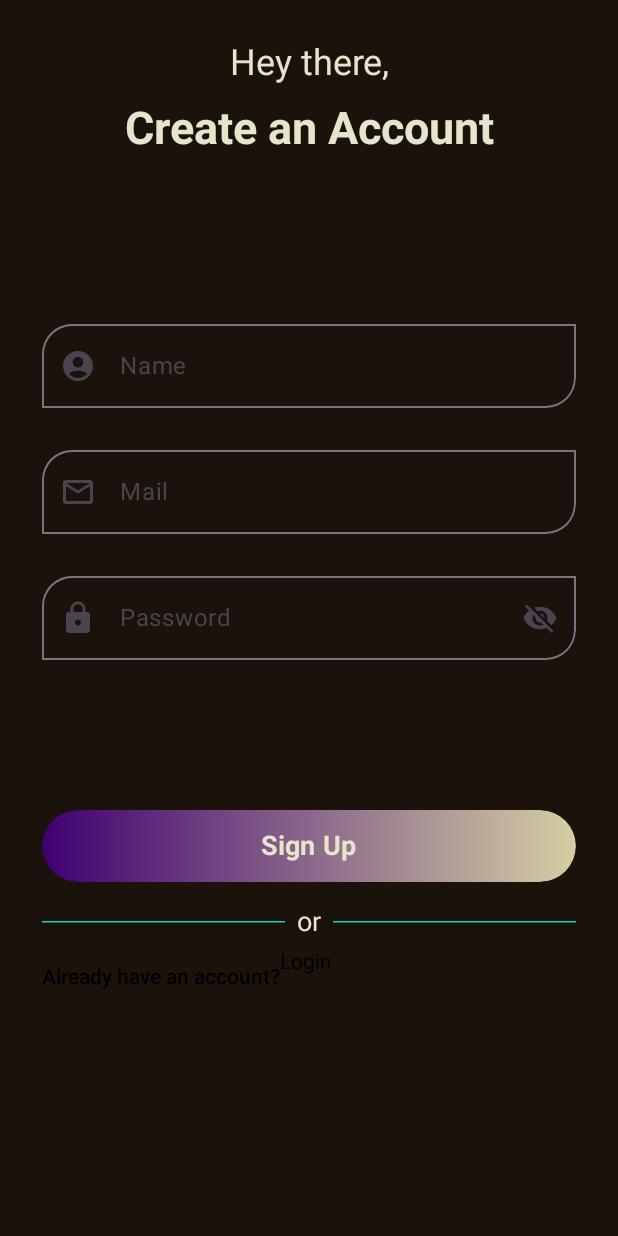
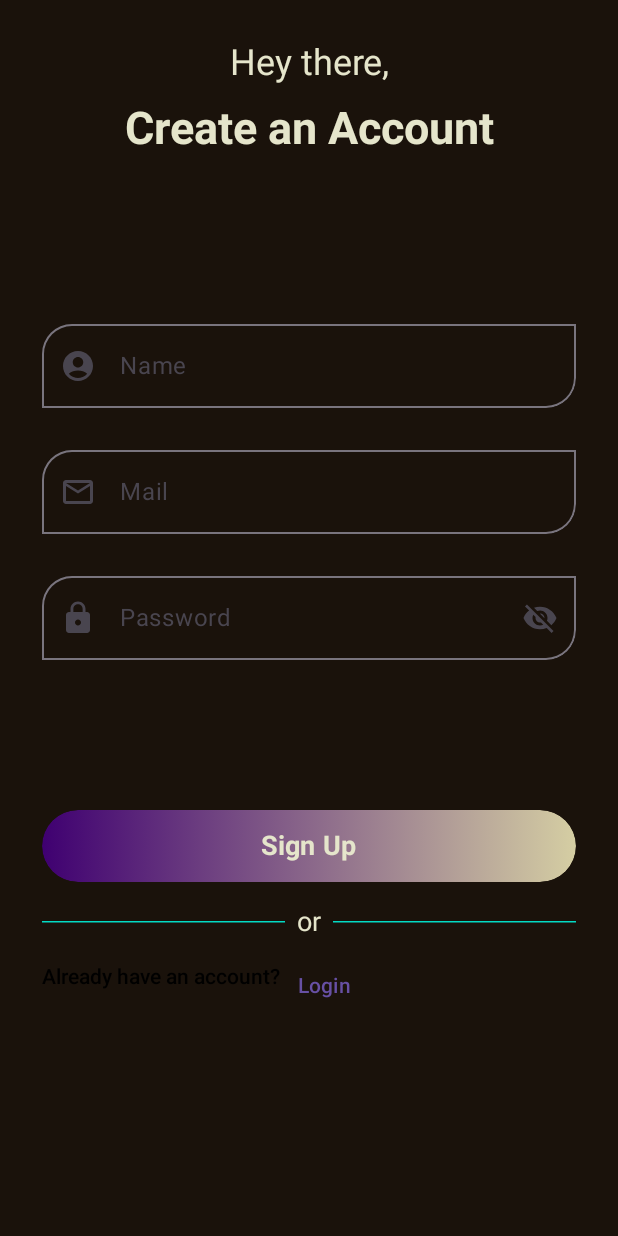
Before and after one commit to ksagar03/SplitMoney, an Android app built with Jetpack Compose: the screen it shows after launch (MainActivity), on a phone screen of 412 x 824 dp. Run offline under Robolectric (Android 15) with nearby library versions, the phone set to English and light mode, and no system bars.

Commit message:
Updates: Completed Working on Login form

```diff
--- a/app/src/main/java/com/example/splitmoney/MainActivity.kt
+++ b/app/src/main/java/com/example/splitmoney/MainActivity.kt
@@ -15,33 +15,32 @@ import androidx.compose.ui.unit.dp
 import androidx.navigation.compose.NavHost
 import androidx.navigation.compose.composable
 import androidx.navigation.compose.rememberNavController
-import com.example.splitmoney.signuporlogin.SignUpScreen
+import com.example.splitmoney.signuporlogin.AuthScreen
 import com.example.splitmoney.ui.theme.SplitMoneyTheme
 
 class MainActivity : ComponentActivity() {
-    private  val viewModel: SplitMoneyViewModel by viewModels()
+    private val viewModel: SplitMoneyViewModel by viewModels()
 
     @SuppressLint("MissingSuperCall")
-    override  fun onCreate(savedInstanceState: Bundle?){
+    override fun onCreate(savedInstanceState: Bundle?) {
         super.onCreate(savedInstanceState)
 
-        setContent{
+        setContent {
 //            SplitMoneyTheme {
 //                Surface (color = MaterialTheme.colorScheme.background ){
 //                    SplitMoneyAppView(viewModel = viewModel)
 //
 //                }
 //            }
-            SignUpScreen()
+            AuthScreen()
         }
 
     }
 }
 
 
-
 @Composable
-fun SplitMoneyAppView(viewModel: SplitMoneyViewModel){
+fun SplitMoneyAppView(viewModel: SplitMoneyViewModel) {
     Navigation(viewModel = viewModel)
 
 }
--- a/app/src/main/java/com/example/splitmoney/signuporlogin/Authentication.kt
+++ b/app/src/main/java/com/example/splitmoney/signuporlogin/Authentication.kt
@@ -1,6 +1,7 @@
 package com.example.splitmoney.signuporlogin
 
-import androidx.compose.foundation.background
+import androidx.compose.animation.AnimatedVisibility
+
 import androidx.compose.foundation.layout.Column
 import androidx.compose.foundation.layout.Row
 import androidx.compose.foundation.layout.Spacer
@@ -9,9 +10,13 @@ import androidx.compose.foundation.layout.height
 import androidx.compose.foundation.layout.padding
 import androidx.compose.material3.Surface
 import androidx.compose.material3.Text
+import androidx.compose.material3.TextButton
 import androidx.compose.runtime.Composable
+import androidx.compose.runtime.getValue
+import androidx.compose.runtime.mutableStateOf
+import androidx.compose.runtime.remember
+import androidx.compose.runtime.setValue
 import androidx.compose.ui.Modifier
-import androidx.compose.ui.graphics.Color
 import androidx.compose.ui.res.colorResource
 import androidx.compose.ui.res.painterResource
 import androidx.compose.ui.res.stringResource
@@ -26,33 +31,54 @@ import com.example.splitmoney.signuporlogin.components.TextComponent
 import com.example.splitmoney.signuporlogin.components.UserPasswordTextFiled
 import com.example.splitmoney.signuporlogin.components.UserTextFields
 
+
+class AuthState {
+    var isSignUpScreen by mutableStateOf(true)
+
+    fun toggleAuthMode() {
+        isSignUpScreen = !isSignUpScreen
+    }
+}
+
+
 @Composable
-fun SignUpScreen() {
+fun rememberAuthState(): AuthState {
+    return remember { AuthState() }
+}
+
+
+@Composable
+fun AuthScreen() {
+    val authState = rememberAuthState()
+
     Surface(
         color = colorResource(id = R.color.Dark_Theme),
+        modifier = Modifier.fillMaxSize()
+    ) {
+        Column(
             modifier = Modifier
                 .fillMaxSize()
-
+                .padding(28.dp)
         ) {
-        Column(modifier = Modifier
-            .fillMaxSize()
-            .padding(28.dp)) {
             TextComponent(
-                value = stringResource(id = R.string.SignupHeading),
+                value = if (authState.isSignUpScreen) stringResource(id = R.string.SignupHeading) else "Welcome Back",
                 fontSize = 24.sp,
                 fontWeight = FontWeight.Normal
             )
             TextComponent(
-                value = stringResource(id = R.string.SignupHeading2),
+                value = if (authState.isSignUpScreen) stringResource(id = R.string.SignupHeading2) else "Login",
                 fontSize = 30.sp,
                 fontWeight = FontWeight.Bold
             )
             Spacer(modifier = Modifier.height(100.dp))
+            AnimatedVisibility(visible = authState.isSignUpScreen) {
                 UserTextFields(
                     labelText = stringResource(id = R.string.userName),
                     iconData = painterResource(id = R.drawable.account_icon),
                     iconDescription = "userNameIcon"
                 )
+            }
+
             UserTextFields(
                 labelText = stringResource(id = R.string.userEmail),
                 iconData = painterResource(id = R.drawable.outline_email_icon),
@@ -63,25 +89,26 @@ fun SignUpScreen() {
                 iconData = painterResource(id = R.drawable.baseline_lock_icon),
                 iconDescription = "userNameIcon"
             )
+
             Spacer(modifier = Modifier.height(80.dp))
-            ButtonComponent(value = "Sign Up")
-
+            ButtonComponent(value = if (authState.isSignUpScreen) "Sign Up" else "Login")
             DividerComponent()
 
             Row {
-                Text( modifier = Modifier.padding(vertical = 10.dp), text = "Already have an account?", fontSize = 14.sp, fontWeight = FontWeight.SemiBold)
-                Text("Login")
-//                 need to work on this
+                Text(
+                    modifier = Modifier.padding(vertical = 10.dp),
+                    text = if (authState.isSignUpScreen) "Already have an account?" else "Don't have an account?",
+                    fontSize = 14.sp,
+                    fontWeight = FontWeight.SemiBold
+                )
+                TextButton(onClick = { authState.toggleAuthMode() }) {
+                    Text(if (authState.isSignUpScreen) "Login" else "Sign Up")
                 }
-
-
             }
-
-
 
         }
     }
-
+}
 
 //@Preview
 //@Composable
--- a/app/src/main/java/com/example/splitmoney/signuporlogin/components/AppComponents.kt
+++ b/app/src/main/java/com/example/splitmoney/signuporlogin/components/AppComponents.kt
@@ -1,6 +1,7 @@
 package com.example.splitmoney.signuporlogin.components
 
 
+import androidx.compose.animation.AnimatedContent
 import androidx.compose.foundation.background
 import androidx.compose.foundation.layout.Box
 import androidx.compose.foundation.layout.PaddingValues
@@ -36,18 +37,17 @@ import androidx.compose.ui.graphics.vector.ImageVector
 import androidx.compose.ui.res.colorResource
 import androidx.compose.ui.res.vectorResource
 import androidx.compose.ui.text.TextStyle
-import androidx.compose.ui.text.buildAnnotatedString
 import androidx.compose.ui.text.font.FontStyle
 import androidx.compose.ui.text.font.FontWeight
 import androidx.compose.ui.text.input.KeyboardType
 import androidx.compose.ui.text.input.PasswordVisualTransformation
 import androidx.compose.ui.text.input.VisualTransformation
 import androidx.compose.ui.text.style.TextAlign
-import androidx.compose.ui.text.withLink
 import androidx.compose.ui.unit.TextUnit
 import androidx.compose.ui.unit.dp
 import androidx.compose.ui.unit.sp
 import com.example.splitmoney.R
+import kotlinx.coroutines.delay
 
 
 @Composable
@@ -73,11 +73,15 @@ fun TextComponent(value: String, fontSize: TextUnit, fontWeight: FontWeight) {
 fun UserTextFields(labelText: String, iconData: Painter, iconDescription: String) {
     val focusRequester = remember { FocusRequester() }
 
-    LaunchedEffect(Unit) {
-        if (labelText == "Name") {
-            focusRequester.requestFocus()
-        }
-    }
+//    LaunchedEffect(Unit) {
+////        delay(2000L)
+//        if (labelText == "Name") {
+//            focusRequester.requestFocus()
+//        }else if(labelText == "Mail"){
+//            focusRequester.requestFocus()
+//
+//        }
+//    }
     var textValue by remember { mutableStateOf("") }
 
     OutlinedTextField(
@@ -197,12 +201,17 @@ fun ButtonComponent(value: String) {
             contentAlignment = Alignment.Center
 
         ) {
-            Text(
-                value,
-                fontSize = 18.sp,
-                fontWeight = FontWeight.Bold,
-                color = colorResource(id = R.color.Dark_Theme_Text)
-            )
+            AnimatedContent(targetState = value, label = "") {
+                targetValue ->
+                Text(
+                    targetValue,
+                    fontSize = 18.sp,
+                    fontWeight = FontWeight.Bold,
+                    color = colorResource(id = R.color.Dark_Theme_Text)
+                )
+
+            }
+
 
 
         }
```
Lines whose indentation alone changed are shown as unchanged.
